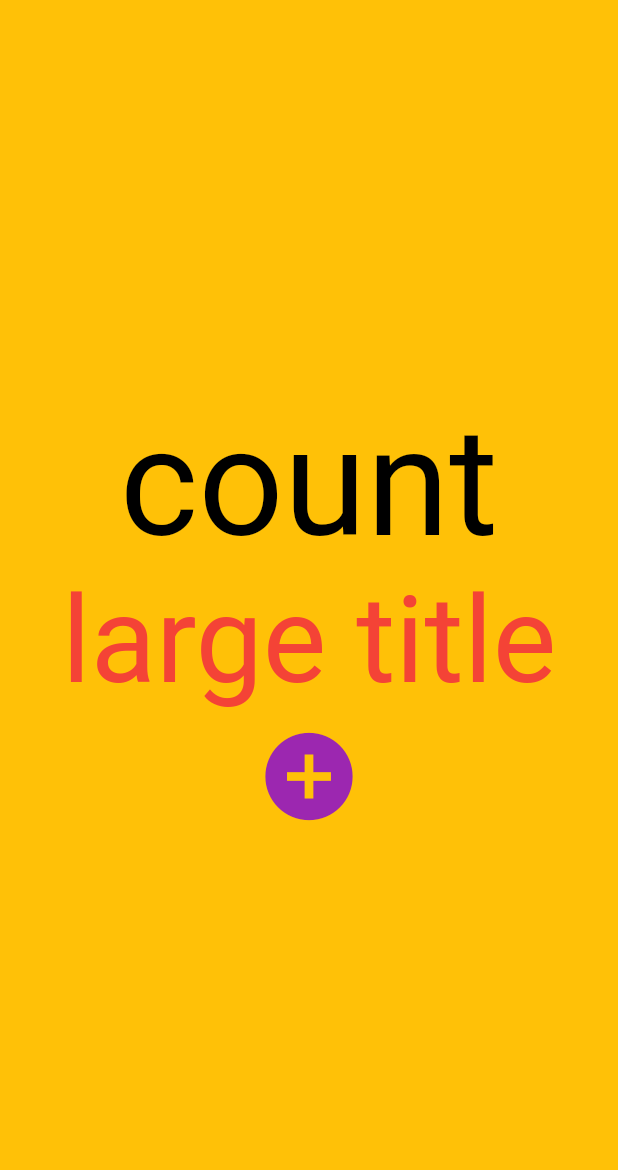
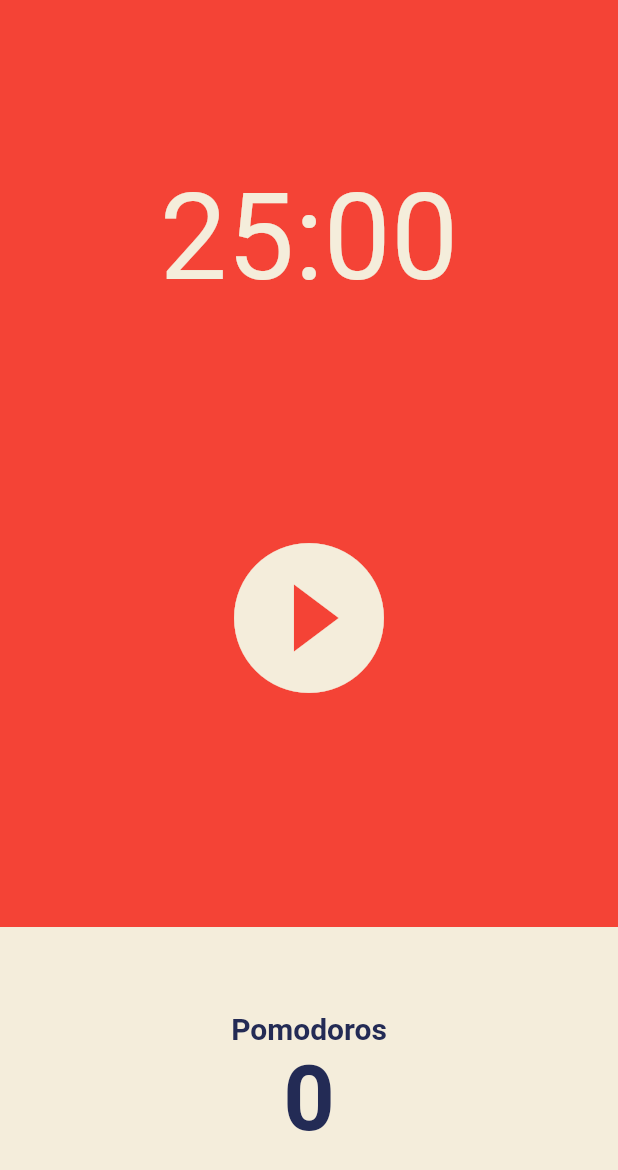
Before and after one commit to insubkim/Hello_Flutter, a Flutter app: the screen it shows after launch, on a phone screen of 412 x 824 dp. Shown: the top 1170 px of the screen. Run offline on Flutter 3.47's test engine with Material 2 defaults, Android fonts, the phone set to English and light mode, and no system bars.

Commit message:
feat : making fomodoros app

```diff
--- a/lib/main.dart
+++ b/lib/main.dart
@@ -1,93 +1,30 @@
 import 'package:flutter/material.dart';
+import 'package:toonflix/screens/home_screen.dart';
 
 void main() {
   runApp(const App());
 }
 
-class App extends StatefulWidget {
+class App extends StatelessWidget {
   const App({super.key});
-
-  @override
-  State<StatefulWidget> createState() => _AppState();
-}
-
-class _AppState extends State<App> {
-  bool show = true;
-
-  void toggle() {
-    setState(() {
-      show = !show;
-    });
-  }
 
   @override
   Widget build(BuildContext context) {
     return MaterialApp(
       theme: ThemeData(
-          textTheme: const TextTheme(
-              titleLarge: TextStyle(
-        color: Colors.red,
-      ))),
-      home: Scaffold(
-        backgroundColor: Colors.amber,
+        colorScheme: ColorScheme.fromSwatch(backgroundColor: Colors.red),
+        textTheme: const TextTheme(
+          displayLarge: TextStyle(
+            color: Color(0xFF232B55),
+          ),
+        ),
+        cardColor: const Color(0xFFF4EDDB),
+      ),
+      home: const Scaffold(
         body: Center(
-          child: Column(
-            mainAxisAlignment: MainAxisAlignment.center,
-            children: [
-              const Text(
-                'count',
-                style: TextStyle(
-                  fontSize: 100,
-                  color: Colors.black,
-                ),
-              ),
-              show ? const MyLargeTitle() : const Text('nothing'),
-              IconButton(
-                iconSize: 70,
-                color: Colors.purple,
-                onPressed: toggle,
-                icon: const Icon(Icons.add_circle),
-              ),
-            ],
-          ),
+          child: HomeScreen(),
         ),
       ),
     );
   }
 }
-
-class MyLargeTitle extends StatefulWidget {
-  const MyLargeTitle({
-    Key? key,
-  }) : super(key: key);
-
-  @override
-  State<MyLargeTitle> createState() => _MyLargeTitleState();
-}
-
-class _MyLargeTitleState extends State<MyLargeTitle> {
-  int count = 0;
-
-  @override
-  void initState() {
-    print("hi");
-  }
-
-  @override
-  void dispose() {
-    super.dispose();
-    print("hey");
-  }
-
-  @override
-  Widget build(BuildContext context) {
-    print("bye");
-    return Text(
-      'large title',
-      style: TextStyle(
-        fontSize: 80,
-        color: Theme.of(context).textTheme.titleLarge?.color,
-      ),
-    );
-  }
-}
--- /dev/null
+++ b/lib/screens/home_screen.dart
@@ -0,0 +1,85 @@
+import 'package:flutter/material.dart';
+
+class HomeScreen extends StatelessWidget {
+  const HomeScreen({super.key});
+
+  @override
+  Widget build(BuildContext context) {
+    return Scaffold(
+        backgroundColor: Theme.of(context).colorScheme.background,
+        body: Column(
+          children: [
+            Flexible(
+              flex: 1,
+              child: Container(
+                alignment: Alignment.bottomCenter,
+                decoration: const BoxDecoration(),
+                child: Text(
+                  '25:00',
+                  style: TextStyle(
+                    color: Theme.of(context).cardColor,
+                    fontSize: 80,
+                  ),
+                ),
+              ),
+            ),
+            Flexible(
+              flex: 2,
+              child: Center(
+                child: Container(
+                  decoration: const BoxDecoration(),
+                  child: IconButton(
+                    iconSize: 120,
+                    color: Theme.of(context).cardColor,
+                    onPressed: () {},
+                    icon: const Icon(
+                      Icons.play_circle_fill_outlined,
+                    ),
+                  ),
+                ),
+              ),
+            ),
+            Flexible(
+              child: Row(
+                children: [
+                  Expanded(
+                    child: Container(
+                      decoration: BoxDecoration(
+                        color: Theme.of(context).cardColor,
+                      ),
+                      child: Column(
+                        mainAxisAlignment: MainAxisAlignment.center,
+                        children: [
+                          Text(
+                            'Pomodoros',
+                            style: TextStyle(
+                              fontSize: 20,
+                              color: Theme.of(context)
+                                  .textTheme
+                                  .displayLarge!
+                                  .color,
+                              fontWeight: FontWeight.w600,
+                            ),
+                          ),
+                          Text(
+                            '0',
+                            style: TextStyle(
+                              fontSize: 60,
+                              color: Theme.of(context)
+                                  .textTheme
+                                  .displayLarge!
+                                  .color,
+                              fontWeight: FontWeight.w600,
+                            ),
+                          ),
+                        ],
+                      ),
+                    ),
+                  ),
+                ],
+              ),
+            ),
+          ],
+        ));
+  }
+}
```
